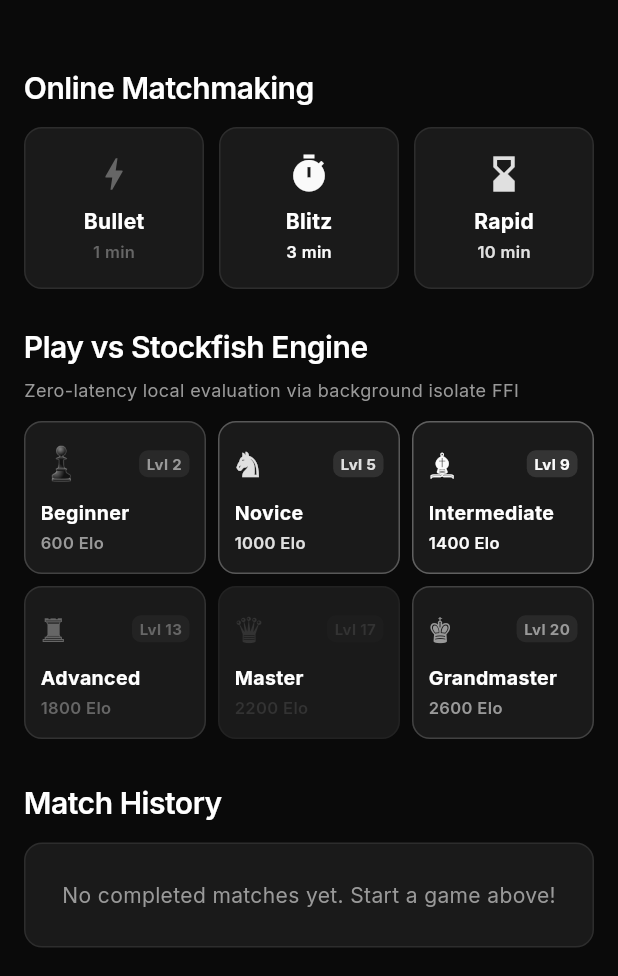
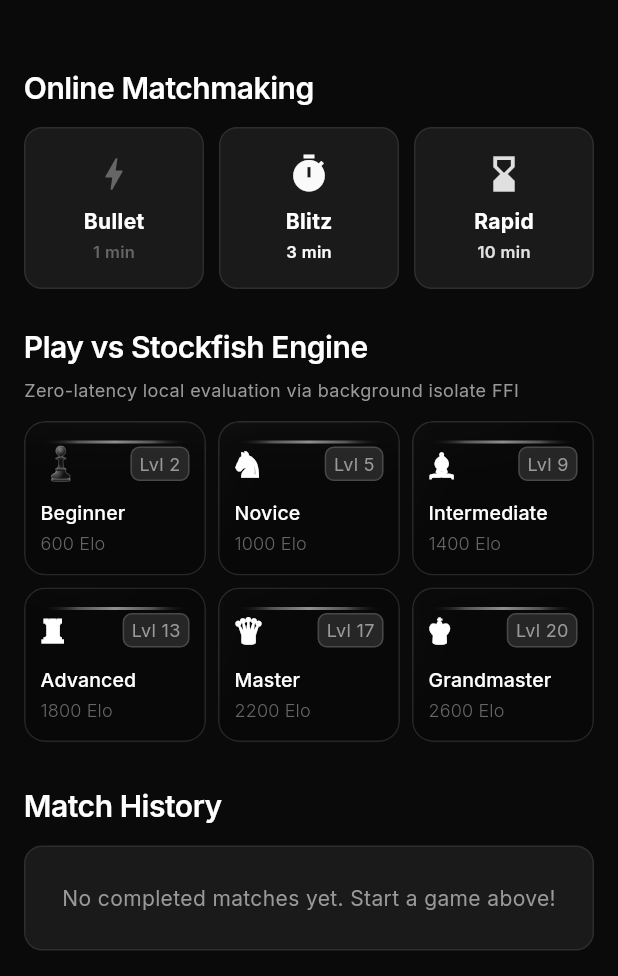
Before and after one commit to Harshil-18-byte/Chess, a Flutter app: the screen it shows after launch, on a phone screen of 412 x 824 dp, the part 260-1236 px from its top. Run offline on Flutter 3.47's test engine with Material 3 defaults, Android fonts, the phone set to English and light mode, and no system bars; our stand-ins replace audioplayers, cloud_firestore, firebase_auth, firebase_core, flutter_riverpod, google_fonts and 2 more; missing offline and left inert: chess, stockfish; accounts and stored records are empty; network calls fail.

Commit message:
Replace icons with text indicators and apply LiquidGlassContainer to engine grade cards

```diff
--- a/lib/views/home_screen.dart
+++ b/lib/views/home_screen.dart
@@ -2,6 +2,8 @@
 import 'package:flutter_riverpod/flutter_riverpod.dart';
 import '../core/constants/chess_constants.dart';
 import '../core/theme/board_themes.dart';
+import '../core/theme/app_typography.dart';
+import '../core/theme/liquid_glass.dart';
 import '../models/chess_match.dart';
 import '../models/chess_grade.dart';
 import '../models/user_profile.dart';
@@ -217,7 +219,10 @@
           shape: RoundedRectangleBorder(borderRadius: BorderRadius.circular(16)),
           title: Row(
             children: const [
-              Icon(Icons.workspace_premium, color: BoardThemes.accentGold),
+              Text(
+                '♛',
+                style: TextStyle(fontSize: 22, color: BoardThemes.pureWhite),
+              ),
               SizedBox(width: 8),
               Text(
                 'Select Chess Grade',
@@ -289,7 +294,13 @@
                         style: BoardThemes.bodyRegular.copyWith(fontSize: 11),
                       ),
                       trailing: isSelected
-                          ? Icon(Icons.check_circle, color: grade.color)
+                          ? const Text(
+                              '●',
+                              style: TextStyle(
+                                color: BoardThemes.pureWhite,
+                                fontSize: 18,
+                              ),
+                            )
                           : null,
                       onTap: () async {
                         if (_userProfile != null) {
@@ -321,16 +332,11 @@
   }
 
   Widget _buildGradeEngineCard(ChessGrade grade) {
-    return InkWell(
+    return GestureDetector(
       onTap: () => _startEngineMatch(grade.stockfishSkill, grade.title),
-      borderRadius: BorderRadius.circular(12),
-      child: Container(
+      child: LiquidGlassContainer(
         padding: const EdgeInsets.symmetric(horizontal: 10, vertical: 12),
-        decoration: BoxDecoration(
-          color: BoardThemes.surfaceDark,
-          borderRadius: BorderRadius.circular(12),
-          border: Border.all(color: grade.color.withAlpha(80)),
-        ),
+        borderRadius: BorderRadius.circular(14),
         child: Column(
           crossAxisAlignment: CrossAxisAlignment.start,
           mainAxisAlignment: MainAxisAlignment.center,
@@ -340,21 +346,21 @@
               children: [
                 Text(
                   grade.iconSymbol,
-                  style: TextStyle(fontSize: 22, color: grade.color),
+                  style: AppTypography.titleLarge.copyWith(fontSize: 22),
                 ),
                 Container(
                   padding: const EdgeInsets.symmetric(horizontal: 5, vertical: 2),
                   decoration: BoxDecoration(
-                    color: grade.color.withAlpha(30),
+                    color: BoardThemes.borderHairline,
                     borderRadius: BorderRadius.circular(6),
+                    border: Border.all(
+                      color: BoardThemes.mutedSilver.withValues(alpha: 0.3),
+                      width: 1,
+                    ),
                   ),
                   child: Text(
                     'Lvl ${grade.stockfishSkill}',
-                    style: TextStyle(
-                      color: grade.color,
-                      fontSize: 10,
-                      fontWeight: FontWeight.bold,
-                    ),
+                    style: AppTypography.labelSmall,
                   ),
                 ),
               ],
@@ -362,20 +368,12 @@
             const SizedBox(height: 8),
             Text(
               grade.title,
-              style: const TextStyle(
-                color: Colors.white,
-                fontWeight: FontWeight.bold,
-                fontSize: 13,
-              ),
+              style: AppTypography.labelLarge.copyWith(fontSize: 13),
             ),
             const SizedBox(height: 2),
             Text(
               '${grade.elo} Elo',
-              style: TextStyle(
-                color: grade.color,
-                fontSize: 11,
-                fontWeight: FontWeight.w600,
-              ),
+              style: AppTypography.bodySmall,
             ),
           ],
         ),
@@ -401,7 +399,7 @@
                 height: 28,
                 fit: BoxFit.cover,
                 errorBuilder: (context, error, stackTrace) =>
-                    const Text('♚', style: TextStyle(fontSize: 24, color: BoardThemes.brandEmber)),
+                    const Text('♚', style: TextStyle(fontSize: 24, color: BoardThemes.pureWhite)),
               ),
             ),
             const SizedBox(width: 10),
```
